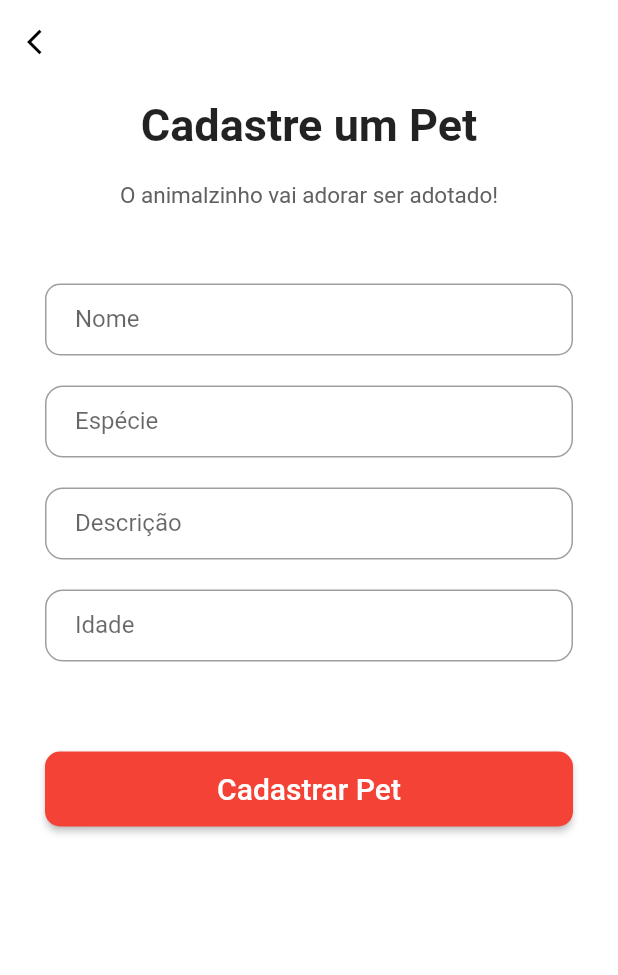
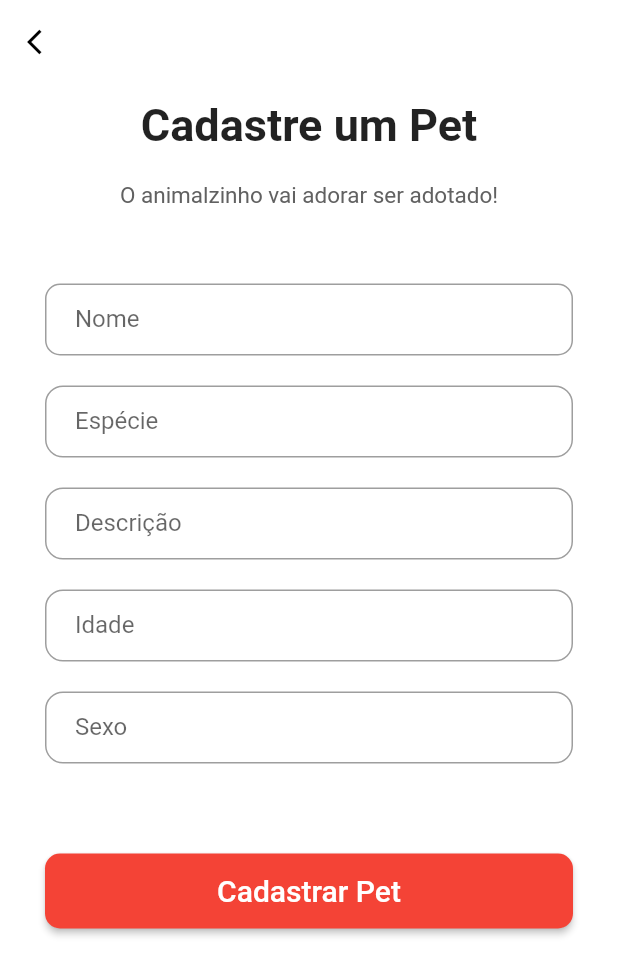
Before and after one commit to bantheus/proj-software-mobile-2022-2, a Flutter app: the CadastroPetPage screen opened directly, on a phone screen of 412 x 824 dp. Shown: the top 975 px of the screen. Run offline on Flutter 3.47's test engine with Material 2 defaults, Android fonts, the phone set to English and light mode, and no system bars.

Commit message:
Adicionando o sexo.

```diff
--- a/lib/screens/cadastro_pet_screen.dart
+++ b/lib/screens/cadastro_pet_screen.dart
@@ -168,6 +168,21 @@ class _CadastroPetPageState extends State<CadastroPetPage> {
                       const SizedBox(
                         height: 20,
                       ),
+                      TextFormField(
+                        controller: _sexo,
+                        keyboardType: TextInputType.text,
+                        decoration: InputDecoration(
+                          contentPadding:
+                              const EdgeInsets.symmetric(horizontal: 20.0),
+                          labelText: "Sexo",
+                          border: OutlineInputBorder(
+                            borderRadius: BorderRadius.circular(12),
+                          ),
+                        ),
+                      ),
+                      const SizedBox(
+                        height: 20,
+                      ),
 
                       const SizedBox(height: 40),
                       SizedBox(
```
